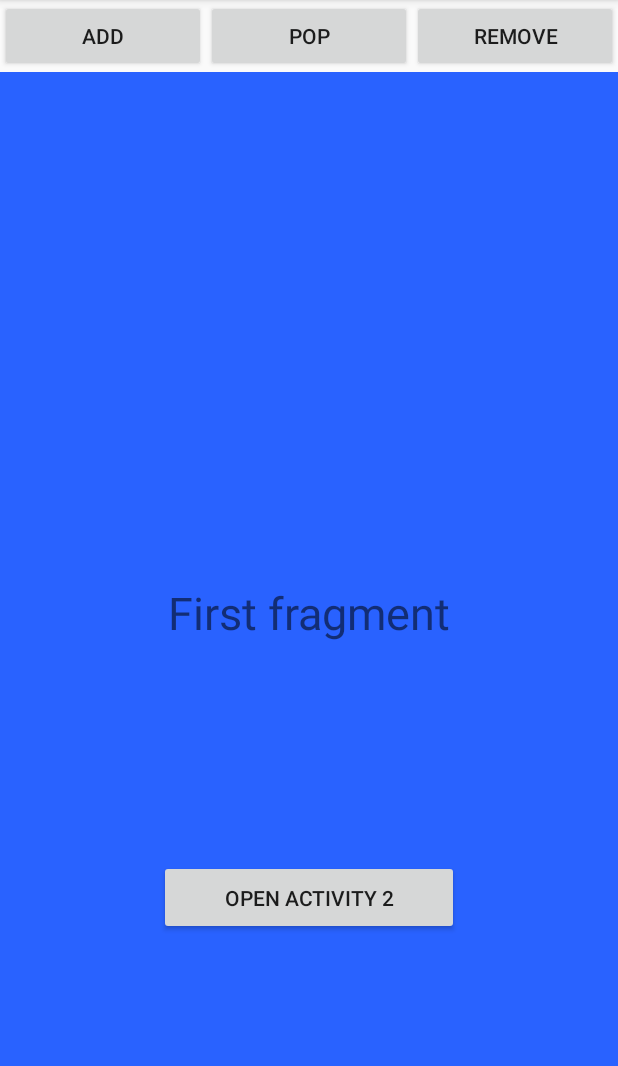
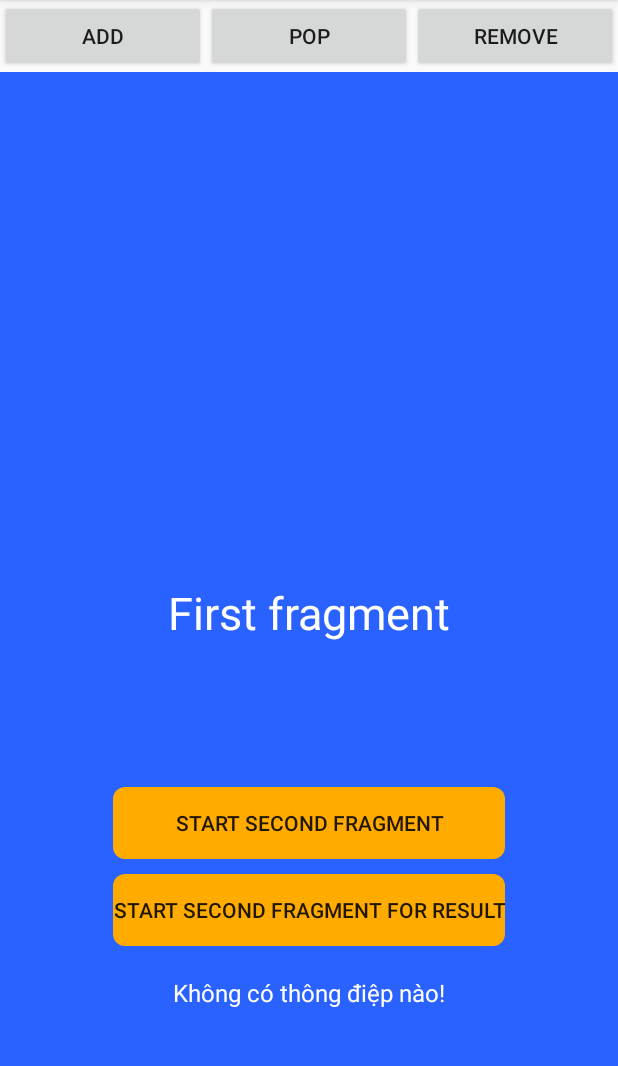
Before and after one commit to donlyconan/SupportFragmentActivity, an Android app: the fragment ThirdFragment placed in its activity, after a tap on "ADD", on a phone screen of 412 x 824 dp, the part 84-1150 px from its top. Run offline under Robolectric (Android 15) with nearby library versions, the phone set to English and light mode, and no system bars.

Commit message:
Hoàn thành cơ bản BaseFragment.kt

```diff
--- a/app/src/main/java/com/utc/singleoperationapp/test/MainActivity.kt
+++ b/app/src/main/java/com/utc/singleoperationapp/test/MainActivity.kt
@@ -4,6 +4,7 @@ import android.os.Bundle
 import android.util.Log
 import android.view.View
 import androidx.fragment.app.FragmentManager
+import androidx.fragment.app.commit
 import com.gtvt.relaxgo.base.framework.ui.SupportFragmentActivity
 import com.gtvt.relaxgo.base.framework.ui.BaseFragment
 import com.utc.singleoperationapp.R
@@ -17,6 +18,12 @@ class MainActivity : SupportFragmentActivity(R.layout.activity_main),
     override fun onCreate(savedInstanceState: Bundle?) {
         super.onCreate(savedInstanceState)
         setContentView(R.layout.activity_main)
+
+        supportFragmentManager.commit {
+            replace(R.id.frameLayout, FirstFragment())
+            setReorderingAllowed(true)
+            addToBackStack(null)
+        }
     }
 
 
--- a/app/src/main/java/com/utc/singleoperationapp/test/ThirdFragment.kt
+++ b/app/src/main/java/com/utc/singleoperationapp/test/ThirdFragment.kt
@@ -1,8 +1,59 @@
 package com.utc.singleoperationapp.test
 
+import android.os.Bundle
+import android.widget.RadioGroup
+import android.widget.Toast
+import androidx.core.os.bundleOf
 import com.gtvt.relaxgo.base.framework.ui.BaseFragment
 import com.utc.singleoperationapp.R
+import kotlinx.android.synthetic.main.fragment_fifth.*
 
 class ThirdFragment : BaseFragment(R.layout.fragment_third) {
 
+    lateinit var frag1: FifthFragment
+    lateinit var frag2: FourthFragment
+
+    override fun initialize(bundle: Bundle?) {
+        super.initialize(bundle)
+
+        frag1 = startFragment(R.id.frameLayout1, FifthFragment::class.java)  as FifthFragment
+        frag2 = startFragment(R.id.frameLayout2, FourthFragment::class.java)  as FourthFragment
+    }
+
+    override fun receive(code: Int, bundle: Bundle?) {
+        super.receive(code, bundle)
+
+        bundle?.apply {
+            if (code == 100) {
+                frag1.switchFrag?.isChecked = !getBoolean("_data")
+            } else {
+                frag2.switchFrag?.isChecked = !getBoolean("_data")
+            }
+        }
+    }
 }
+
+class FifthFragment : BaseFragment(R.layout.fragment_fifth) {
+
+    override fun initialize(bundle: Bundle?) {
+        super.initialize(bundle)
+        switchFrag.setOnClickListener {
+            send(
+                0,
+                bundleOf("_data" to switchFrag.isChecked)
+            )
+        }
+    }
+}
+
+class FourthFragment : BaseFragment(R.layout.fragment_fourth) {
+    override fun initialize(bundle: Bundle?) {
+        super.initialize(bundle)
+        switchFrag.setOnClickListener {
+            send(
+                100,
+                bundleOf("_data" to switchFrag.isChecked)
+            )
+        }
+    }
+}
--- a/app/src/main/java/com/utc/singleoperationapp/ui/BaseFragment.kt
+++ b/app/src/main/java/com/utc/singleoperationapp/ui/BaseFragment.kt
@@ -1,9 +1,13 @@
 package com.gtvt.relaxgo.base.framework.ui
 
+import android.content.Intent
 import android.os.Bundle
+import android.util.Log
 import androidx.annotation.IdRes
+import androidx.annotation.LongDef
 import androidx.fragment.app.Fragment
 import androidx.fragment.app.commit
+import com.utc.singleoperationapp.test.FifthFragment
 import com.utc.singleoperationapp.ui.DirectInteraction
 
 /**
@@ -30,9 +34,17 @@ abstract class BaseFragment(layoutId: Int) : Fragment(layoutId), Initialzation,
 
     /***************************************************************************************************/
 
-    override fun <T : Fragment> startFragment(@IdRes frameId: Int, cls: Class<T>, bundle: Bundle?) {
-        val fragment = cls.newInstance().apply { arguments = bundle }
+    override fun <T : Fragment> startFragment(
+        @IdRes frameId: Int,
+        cls: Class<T>,
+        bundle: Bundle?
+    ): T {
+        val fragment = cls.newInstance().apply {
+            arguments = bundle
+            (this as? BaseFragment)?.setDirectInteraction(this@BaseFragment)
+        }
         startNewFragment(frameId, fragment, cls.name)
+        return fragment
     }
 
 
@@ -41,13 +53,15 @@ abstract class BaseFragment(layoutId: Int) : Fragment(layoutId), Initialzation,
         requestCode: Int,
         cls: Class<T>,
         bundle: Bundle?
-    ) {
+    ): T {
         // Tạo instance cho fragment
         val fragment = cls.newInstance().apply {
             arguments = bundle
+            (this as? BaseFragment)?.setDirectInteraction(this@BaseFragment)
             setTargetFragment(this@BaseFragment, requestCode)
         }
         startNewFragment(frameId, fragment, cls.name)
+        return fragment
     }
 
     private fun startNewFragment(@IdRes frameId: Int, fragment: Fragment, tag: String) {
@@ -75,13 +89,13 @@ abstract class BaseFragment(layoutId: Int) : Fragment(layoutId), Initialzation,
         sfm.popBackStack()
     }
 
-    override fun send(hashCode: Int, code: Int, bundle: Bundle?) {
-        super.send(hashCode, code, bundle)
-        interaction?.receive(hashCode, code, bundle)
+    override fun send(code: Int, bundle: Bundle?) {
+        super.send(code, bundle)
+        this.interaction?.receive(code, bundle)
     }
 
 
-    fun setDirectInteraction(interaction: DirectInteraction) {
+    fun setDirectInteraction(interaction: DirectInteraction?) {
         this.interaction = interaction
     }
 
--- a/app/src/main/java/com/utc/singleoperationapp/ui/DirectInteraction.kt
+++ b/app/src/main/java/com/utc/singleoperationapp/ui/DirectInteraction.kt
@@ -10,7 +10,7 @@ interface DirectInteraction {
      *  @param code: Là mã thông điệp được truyền tải
      *  @return Unit
      */
-    fun send(hashCode: Int, code: Int, bundle: Bundle?) {}
+    fun send(code: Int, bundle: Bundle?) {}
 
 
     /**
@@ -19,5 +19,5 @@ interface DirectInteraction {
      *  @param code: Là mã thông điệp được truyền tải
      *  @return Unit
      */
-    fun receive(hashCode: Int, code: Int, bundle: Bundle?) {}
+    fun receive(code: Int, bundle: Bundle?) {}
 }
--- a/app/src/main/java/com/utc/singleoperationapp/ui/SupportFragmentActivity.kt
+++ b/app/src/main/java/com/utc/singleoperationapp/ui/SupportFragmentActivity.kt
@@ -16,17 +16,6 @@ import com.utc.singleoperationapp.ui.DirectInteraction
  * @since 03/02/2001
  */
 abstract class SupportFragmentActivity(layoutId: Int) : AppCompatActivity(layoutId), Initialzation {
-
-    companion object {
-        val TAG_INIT_FRAGMENT = "init_fragment"
-        val FLAG_SINGLE_TOP = Intent.FLAG_ACTIVITY_SINGLE_TOP
-        val FLAG_CLEAR_TOP = Intent.FLAG_ACTIVITY_CLEAR_TOP
-        val FLAG_CLEAR_TASK = Intent.FLAG_ACTIVITY_CLEAR_TASK
-        val FLAG_NEW_TASK = Intent.FLAG_ACTIVITY_NEW_TASK
-    }
-
-    private val registerRequest: ArrayList<Fragment> by lazy { ArrayList() }
-    private val interactiveChannel: HashMap<Int, DirectInteraction> by lazy { HashMap() }
 
 
     override fun onCreate(savedInstanceState: Bundle?) {
--- a/app/src/main/java/com/utc/singleoperationapp/ui/SwitchFragment.kt
+++ b/app/src/main/java/com/utc/singleoperationapp/ui/SwitchFragment.kt
@@ -17,7 +17,11 @@ interface SwitchFragment {
      *  @param intent Intent được đính kèm
      *  @return Unit
      */
-    fun <T : Fragment> startFragment(@IdRes frameId: Int, cls: Class<T>, bundle: Bundle? = null) {}
+    fun <T : Fragment> startFragment(
+        @IdRes frameId: Int,
+        cls: Class<T>,
+        bundle: Bundle? = null
+    ): T
 
     /**
      * Khởi tạo một bundle mới khi bắt đầu 1 fragment đã tồn tại thay vì khởi tạo lại fragment
@@ -37,8 +41,7 @@ interface SwitchFragment {
         requestCode: Int,
         cls: Class<T>,
         bundle: Bundle? = null
-    ) {
-    }
+    ): T
 
 
     /**
--- /dev/null
+++ b/app/src/main/res/drawable/shape_radius_8dp.xml
@@ -0,0 +1,4 @@
+<?xml version="1.0" encoding="utf-8"?>
+<shape xmlns:android="http://schemas.android.com/apk/res/android">
+    <corners android:radius="8dp" />
+</shape>
--- a/app/src/main/res/layout/fragment_first.xml
+++ b/app/src/main/res/layout/fragment_first.xml
@@ -1,7 +1,6 @@
 <?xml version="1.0" encoding="utf-8"?>
 <androidx.constraintlayout.widget.ConstraintLayout xmlns:android="http://schemas.android.com/apk/res/android"
     xmlns:app="http://schemas.android.com/apk/res-auto"
-    xmlns:tools="http://schemas.android.com/tools"
     android:layout_width="match_parent"
     android:layout_height="match_parent"
     android:background="#2962FF"
@@ -15,21 +14,55 @@
         android:layout_gravity="center"
         android:gravity="center"
         android:text="First fragment"
+        android:textColor="#FFFFFF"
         android:textSize="30dp"
         app:layout_constraintBottom_toBottomOf="parent"
         app:layout_constraintEnd_toEndOf="parent"
         app:layout_constraintStart_toStartOf="parent"
         app:layout_constraintTop_toTopOf="parent" />
 
-    <Button
-        android:id="@+id/btnOpen"
-        android:layout_width="200dp"
-        android:layout_height="50dp"
-        android:text="Open Activity 2"
-        android:onClick="onClick"
+    <LinearLayout
+        android:id="@+id/linearLayout"
+        android:layout_width="wrap_content"
+        android:layout_height="wrap_content"
+        android:gravity="center"
+        android:orientation="vertical"
         app:layout_constraintBottom_toBottomOf="parent"
         app:layout_constraintEnd_toEndOf="parent"
         app:layout_constraintStart_toStartOf="parent"
-        app:layout_constraintTop_toBottomOf="@+id/textMessage" />
+        app:layout_constraintTop_toBottomOf="@+id/textMessage">
+
+        <Button
+            android:id="@+id/btnStartFrag"
+            android:layout_width="match_parent"
+            android:layout_height="wrap_content"
+            android:background="@drawable/shape_radius_8dp"
+            android:backgroundTint="#FFAB00"
+            android:onClick="onClick"
+            android:text="Start Second Fragment" />
+
+        <Button
+            android:id="@+id/btnStartFragForResult"
+            android:layout_width="match_parent"
+            android:layout_height="wrap_content"
+            android:layout_marginTop="10dp"
+            android:background="@drawable/shape_radius_8dp"
+            android:backgroundTint="#FFAB00"
+            android:onClick="onClick"
+
+            android:text="Start Second Fragment for result" />
+
+        <TextView
+            android:id="@+id/textMessage2"
+            android:layout_width="match_parent"
+            android:layout_height="wrap_content"
+            android:layout_marginTop="20dp"
+            android:gravity="center"
+            android:text="Không có thông điệp nào!"
+            android:textColor="#fff"
+            android:textSize="16sp" />
+
+    </LinearLayout>
+
 
 </androidx.constraintlayout.widget.ConstraintLayout>
```
Also changed, not shown: app/src/main/java/com/utc/singleoperationapp/test/FirstFragment.kt (+39 -7 lines), app/src/main/java/com/utc/singleoperationapp/test/SecondFragment.kt (+13 -11 lines), app/src/main/res/layout/fragment_fifth.xml (added, +19 -0 lines), app/src/main/res/layout/fragment_fourth.xml (added, +19 -0 lines), app/src/main/res/layout/fragment_second.xml (+26 -8 lines), app/src/main/res/layout/fragment_third.xml (+14 -6 lines).
